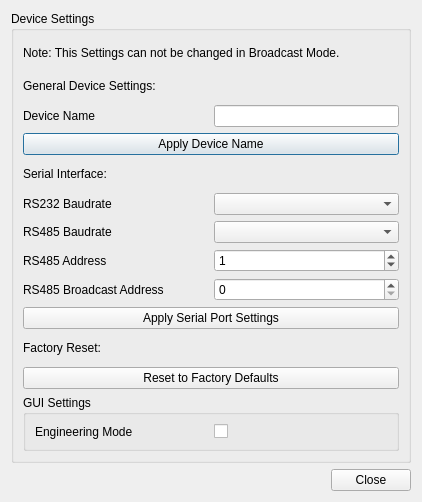
KAYA-Instruments/SDI-Control-Point, file dct_widgets/settingsdialog/settingsdialog.ui: the form before one commit.
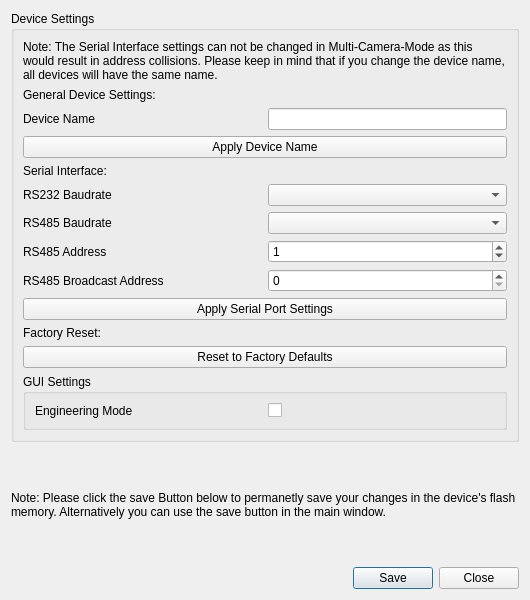
The form after the commit. Icons and pictures are not drawn.

Commit message:
Moved systems settings from info box to separate settings dialog
- There is now a separate settings dialog which can be accessed from the
  main window which contains com port settings, change device name and
  reset settings options
- These settings were removed from the info page
- Added new command to change device name

```diff
--- a/dct_widgets/settingsdialog/settingsdialog.ui
+++ b/dct_widgets/settingsdialog/settingsdialog.ui
@@ -6,10 +6,22 @@
    <rect>
     <x>0</x>
     <y>0</y>
-    <width>418</width>
-    <height>502</height>
+    <width>530</width>
+    <height>600</height>
    </rect>
   </property>
+  <property name="sizePolicy">
+   <sizepolicy hsizetype="MinimumExpanding" vsizetype="Preferred">
+    <horstretch>0</horstretch>
+    <verstretch>0</verstretch>
+   </sizepolicy>
+  </property>
+  <property name="minimumSize">
+   <size>
+    <width>530</width>
+    <height>0</height>
+   </size>
+  </property>
   <property name="windowTitle">
    <string>System Settings</string>
   </property>
@@ -36,7 +48,7 @@
       <item>
        <widget class="QLabel" name="lblNote">
         <property name="text">
-         <string>Note: This Settings can not be changed in Broadcast Mode.</string>
+         <string>Note: The Serial Interface settings can not be changed in Multi-Camera-Mode as this would result in address collisions. Please keep in mind that if you change the device name, all devices will have the same name.</string>
         </property>
         <property name="wordWrap">
          <bool>true</bool>
@@ -247,13 +259,23 @@
      </layout>
     </widget>
    </item>
+   <item>
+    <widget class="QLabel" name="label_2">
+     <property name="text">
+      <string>Note: Please click the save Button below to permanetly save your changes in the device's flash memory. Alternatively you can use the save button in the main window.</string>
+     </property>
+     <property name="wordWrap">
+      <bool>true</bool>
+     </property>
+    </widget>
+   </item>
    <item>
     <widget class="QDialogButtonBox" name="buttonBox">
      <property name="orientation">
       <enum>Qt::Horizontal</enum>
      </property>
      <property name="standardButtons">
-      <set>QDialogButtonBox::Close</set>
+      <set>QDialogButtonBox::Close|QDialogButtonBox::Save</set>
      </property>
     </widget>
    </item>
```
Left out of the diff: 5 changed lines with no effect on the pictures. The commit also changes 16 other files.
